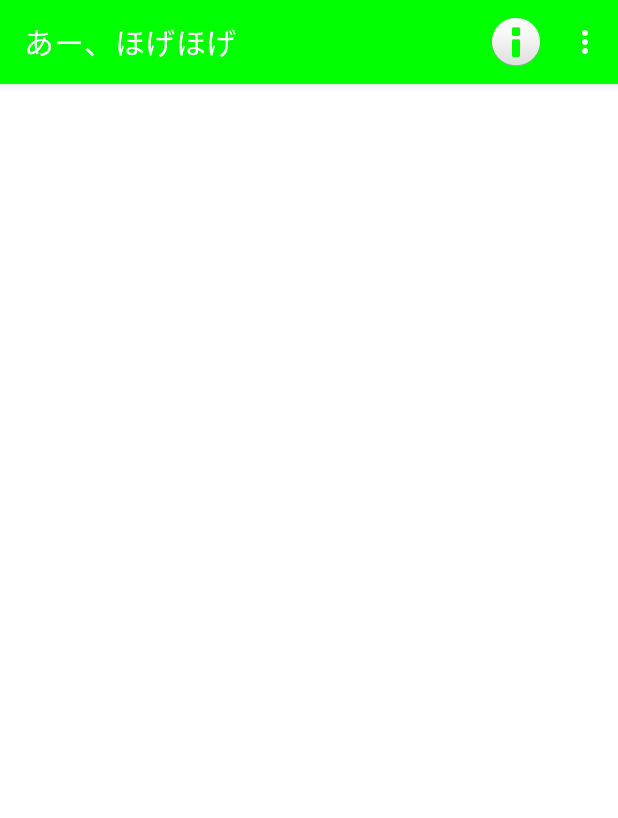
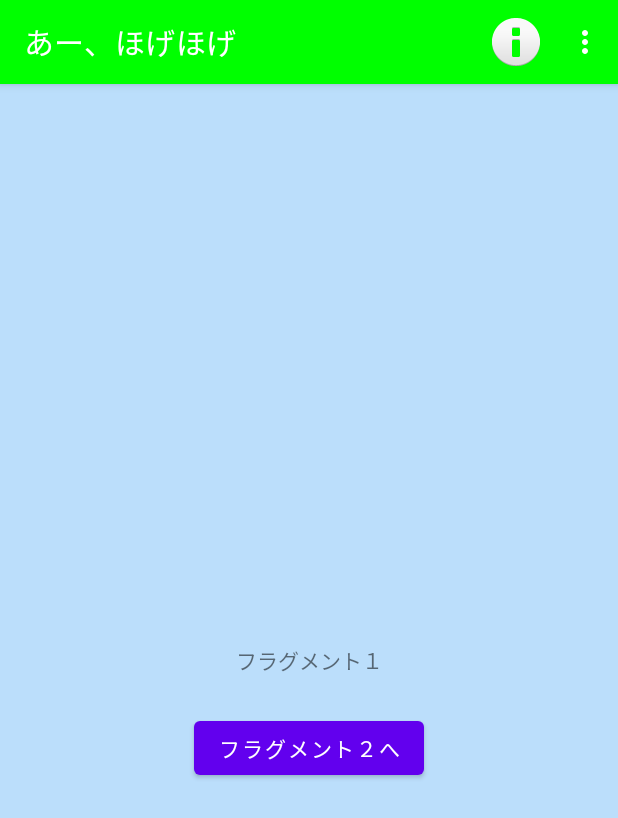
Before and after one commit to cozyk100/AndroidStudioProjectsPublic, an Android app: the screen it shows after launch (MainActivity), on a phone screen of 412 x 824 dp. Shown: the top 818 px of the screen. Run offline under Robolectric (Android 15) with nearby library versions, the phone set to English and light mode, and no system bars.

Commit message:
ActionBarの新しい実装、Fragmentに対応

```diff
--- a/ActionBarKotlin/app/build.gradle
+++ b/ActionBarKotlin/app/build.gradle
@@ -1,6 +1,7 @@
 plugins {
     id 'com.android.application'
     id 'org.jetbrains.kotlin.android'
+    id 'org.jetbrains.kotlin.kapt'
 }
 
 android {
@@ -41,6 +42,11 @@ dependencies {
     implementation 'androidx.appcompat:appcompat:1.6.1'
     implementation 'com.google.android.material:material:1.9.0'
     implementation 'androidx.constraintlayout:constraintlayout:2.1.4'
+    // Activity KTX
+    implementation 'androidx.activity:activity-ktx:1.7.2'
+    // Fragment KTX
+    implementation 'androidx.fragment:fragment-ktx:1.6.0'
+
     testImplementation 'junit:junit:4.13.2'
     androidTestImplementation 'androidx.test.ext:junit:1.1.5'
     androidTestImplementation 'androidx.test.espresso:espresso-core:3.5.1'
--- /dev/null
+++ b/ActionBarKotlin/app/src/main/java/com/example/actionbar/Fragment1.kt
@@ -0,0 +1,82 @@
+package com.example.actionbar
+
+import android.os.Bundle
+import android.view.LayoutInflater
+import android.view.Menu
+import android.view.MenuInflater
+import android.view.MenuItem
+import android.view.View
+import android.view.ViewGroup
+import androidx.core.view.MenuHost
+import androidx.core.view.MenuProvider
+import androidx.fragment.app.Fragment
+import androidx.fragment.app.commit
+import androidx.lifecycle.Lifecycle
+import com.example.actionbar.databinding.Fragment1Binding
+
+/**
+ * フラグメント１
+ */
+class Fragment1 : Fragment() {
+
+    /** ViewBinding */
+    private lateinit var binding: Fragment1Binding
+
+    override fun onCreateView(
+        inflater: LayoutInflater, container: ViewGroup?, savedInstanceState: Bundle?
+    ): View {
+        binding = Fragment1Binding.inflate(inflater, container, false)
+        return binding.root
+    }
+
+    override fun onViewCreated(view: View, savedInstanceState: Bundle?) {
+        super.onViewCreated(view, savedInstanceState)
+        setupMenuBar()
+        binding.button.setOnClickListener {
+            parentFragmentManager.commit {
+                addToBackStack(null)
+                setReorderingAllowed(true)
+                replace(R.id.fragmentContainerView, Fragment2())
+            }
+        }
+    }
+
+    /**
+     * ActionBarのメニューの設定
+     */
+    private fun setupMenuBar() {
+         val menuHost: MenuHost = requireActivity()
+         menuHost.addMenuProvider(object : MenuProvider {
+            /**
+             * MenuProvider が MenuItem をメニューにインフレートできるようにするために、MenuHost によって呼び出されます。
+             * @param[menu] 新しいメニュー項目をインフレートするメニュー
+             * @param[menuInflater] 更新されたメニューをインフレートさせるために使用されるインフレーター
+             */
+            override fun onCreateMenu(menu: Menu, menuInflater: MenuInflater) {
+               // Fragmentの場合はinflateしなくていい
+            }
+
+             /**
+              * メニューが表示される直前に MenuHost によって呼び出されます。これは、メニューが動的に更新されたときに呼び出す必要があります。
+              * @param[menu] 用意する予定のメニュー
+              */
+             override fun onPrepareMenu(menu: Menu) {
+                 // Fragment毎に、ActionBarのicon、menuの表示/非表示を制御する場合はここでやる
+                 menu.findItem(R.id.iconItem1).isVisible = false // アイコン
+                 menu.findItem(R.id.iconItem2).isVisible = true // アイコン
+                 menu.findItem(R.id.menu_item3_1).isVisible = false // メニュー
+                 menu.findItem(R.id.menu_item3_2).isVisible = true // メニュー
+             }
+
+             /**
+             * MenuItem がメニューから選択されると、MenuHost によって呼び出されます。
+             * @param[item] 押されたメニュー
+             * @return 指定されたメニュー項目がこのメニュー プロバイダーによって処理される場合は true、それ以外の場合は false
+             */
+            override fun onMenuItemSelected(item: MenuItem): Boolean {
+                 // アイコン、メニューが押された場合のハンドリングはMainActivityでやる
+                return true
+            }
+        }, viewLifecycleOwner, Lifecycle.State.RESUMED)
+    }
+}
--- a/ActionBarKotlin/app/src/main/java/com/example/actionbar/MainActivity.kt
+++ b/ActionBarKotlin/app/src/main/java/com/example/actionbar/MainActivity.kt
@@ -9,6 +9,7 @@ import android.view.MenuItem
 import android.widget.Toast
 import androidx.appcompat.app.AppCompatActivity
 import androidx.core.view.MenuProvider
+import androidx.fragment.app.commit
 import com.example.actionbar.databinding.ActivityMainBinding
 
 /**
@@ -32,16 +33,18 @@ class MainActivity : AppCompatActivity() {
         supportActionBar?.setTitle("あー、ほげほげ")
         supportActionBar?.setBackgroundDrawable(ColorDrawable(Color.GREEN)) // アプリバーを緑にする
         setupMenuBar()
+
+        supportFragmentManager.commit {
+            addToBackStack(null)
+            setReorderingAllowed(true)
+            replace(R.id.fragmentContainerView, Fragment1())
+        }
     }
 
     /**
      * ActionBarのメニューの設定
      */
     private fun setupMenuBar() {
-            // TODO Fragmentの場合
-            // val menuHost: MenuHost = requireActivity()
-            // menuHost.addMenuProvider(object : MenuProvider {
-
             addMenuProvider(object : MenuProvider {
             /**
              * MenuProvider が MenuItem をメニューにインフレートできるようにするために、MenuHost によって呼び出されます。
@@ -49,7 +52,7 @@ class MainActivity : AppCompatActivity() {
              * @param[menuInflater] 更新されたメニューをインフレートさせるために使用されるインフレーター
              */
             override fun onCreateMenu(menu: Menu, menuInflater: MenuInflater) {
-                menuInflater.inflate(R.menu.menu_sample, menu)  // TODO Fragmentの場合はinflateしなくていい
+                menuInflater.inflate(R.menu.menu_sample, menu)
             }
 
             /**
@@ -59,8 +62,11 @@ class MainActivity : AppCompatActivity() {
              */
             override fun onMenuItemSelected(item: MenuItem): Boolean {
                 when (item.itemId) {
-                    R.id.iconItem -> {
-                        Toast.makeText(this@MainActivity, "アイコン付が選択されました", Toast.LENGTH_SHORT).show()
+                    R.id.iconItem1 -> {
+                        Toast.makeText(this@MainActivity, "アイコン1が選択されました", Toast.LENGTH_SHORT).show()
+                    }
+                    R.id.iconItem2 -> {
+                        Toast.makeText(this@MainActivity, "アイコン2が選択されました", Toast.LENGTH_SHORT).show()
                     }
                     R.id.menu_item1 -> {
                         Toast.makeText(this@MainActivity, "アイテム１が選択されました", Toast.LENGTH_SHORT).show()
--- a/ActionBarKotlin/app/src/main/res/layout/activity_main.xml
+++ b/ActionBarKotlin/app/src/main/res/layout/activity_main.xml
@@ -6,13 +6,13 @@
     android:layout_height="match_parent"
     tools:context=".MainActivity">
 
-    <TextView
-        android:layout_width="wrap_content"
-        android:layout_height="wrap_content"
-        android:text="Hello World!"
+    <androidx.fragment.app.FragmentContainerView
+        android:id="@+id/fragmentContainerView"
+        android:name="com.example.actionbar.Fragment1"
+        android:layout_width="match_parent"
+        android:layout_height="match_parent"
         app:layout_constraintBottom_toBottomOf="parent"
         app:layout_constraintEnd_toEndOf="parent"
         app:layout_constraintStart_toStartOf="parent"
         app:layout_constraintTop_toTopOf="parent" />
-
 </androidx.constraintlayout.widget.ConstraintLayout>
--- /dev/null
+++ b/ActionBarKotlin/app/src/main/res/layout/fragment_1.xml
@@ -0,0 +1,32 @@
+<?xml version="1.0" encoding="utf-8"?>
+<androidx.constraintlayout.widget.ConstraintLayout xmlns:android="http://schemas.android.com/apk/res/android"
+    xmlns:app="http://schemas.android.com/apk/res-auto"
+    xmlns:tools="http://schemas.android.com/tools"
+    android:id="@+id/fragmentView"
+    android:layout_width="match_parent"
+    android:layout_height="match_parent"
+    android:background="#BBDEFB"
+    tools:context=".Fragment1">
+
+    <!-- TODO: Update blank fragment layout -->
+    <TextView
+        android:id="@+id/textView"
+        android:layout_width="wrap_content"
+        android:layout_height="wrap_content"
+        android:text="フラグメント１"
+        app:layout_constraintBottom_toBottomOf="parent"
+        app:layout_constraintEnd_toEndOf="parent"
+        app:layout_constraintStart_toStartOf="parent"
+        app:layout_constraintTop_toTopOf="parent" />
+
+    <Button
+        android:id="@+id/button"
+        android:layout_width="wrap_content"
+        android:layout_height="wrap_content"
+        android:layout_marginTop="24dp"
+        android:text="フラグメント２へ"
+        app:layout_constraintEnd_toEndOf="parent"
+        app:layout_constraintStart_toStartOf="parent"
+        app:layout_constraintTop_toBottomOf="@+id/textView" />
+
+</androidx.constraintlayout.widget.ConstraintLayout>
--- a/ActionBarKotlin/app/src/main/res/menu/menu_sample.xml
+++ b/ActionBarKotlin/app/src/main/res/menu/menu_sample.xml
@@ -2,7 +2,12 @@
 <menu xmlns:android="http://schemas.android.com/apk/res/android"
     xmlns:app="http://schemas.android.com/apk/res-auto">
     <item
-        android:id="@+id/iconItem"
+        android:id="@+id/iconItem1"
+        android:icon="@android:drawable/ic_menu_help"
+        android:title="@string/titleIcon"
+        app:showAsAction="ifRoom" />
+    <item
+        android:id="@+id/iconItem2"
         android:icon="@android:drawable/ic_dialog_info"
         android:title="@string/titleIcon"
         app:showAsAction="ifRoom" />
--- a/ActionBarKotlin/app/src/main/res/values/strings.xml
+++ b/ActionBarKotlin/app/src/main/res/values/strings.xml
@@ -5,4 +5,6 @@
     <string name="titleIcon">アイコン付</string>
     <string name="title3_1">タイトル3-1</string>
     <string name="title3_2">タイトル3-2</string>
+    <!-- TODO: Remove or change this placeholder text -->
+    <string name="hello_blank_fragment">Hello blank fragment</string>
 </resources>
--- a/ActionBarKotlin/build.gradle
+++ b/ActionBarKotlin/build.gradle
@@ -3,6 +3,7 @@ plugins {
     id 'com.android.application' version '8.0.2' apply false
     id 'com.android.library' version '8.0.2' apply false
     id 'org.jetbrains.kotlin.android' version '1.8.22' apply false
+    id 'org.jetbrains.kotlin.kapt' version '1.8.22' apply false
 }
 
 task clean(type: Delete) {
```
Also changed, not shown: ActionBarKotlin/app/src/main/java/com/example/actionbar/Fragment2.kt (added, +77 -0 lines), ActionBarKotlin/app/src/main/res/layout/fragment_2.xml (added, +33 -0 lines).
